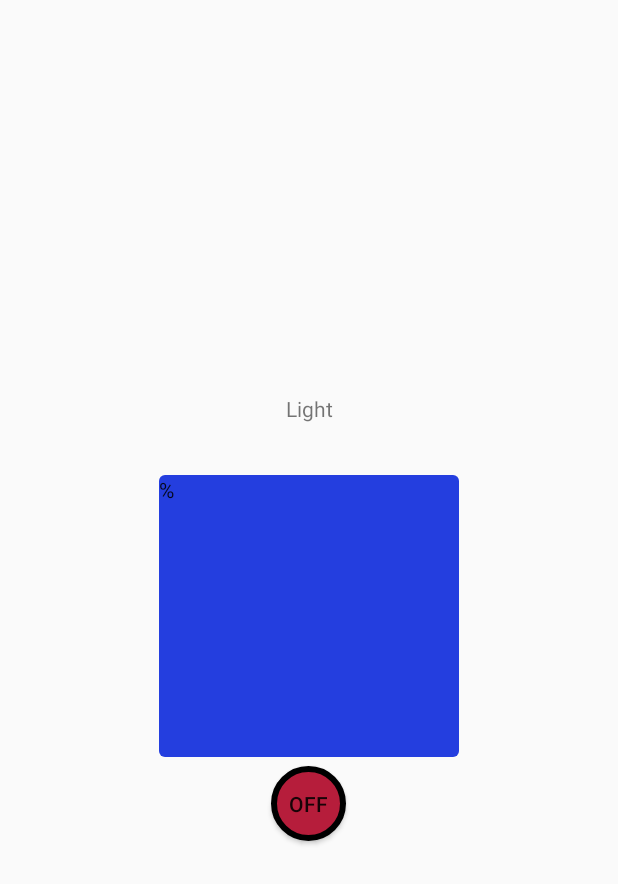
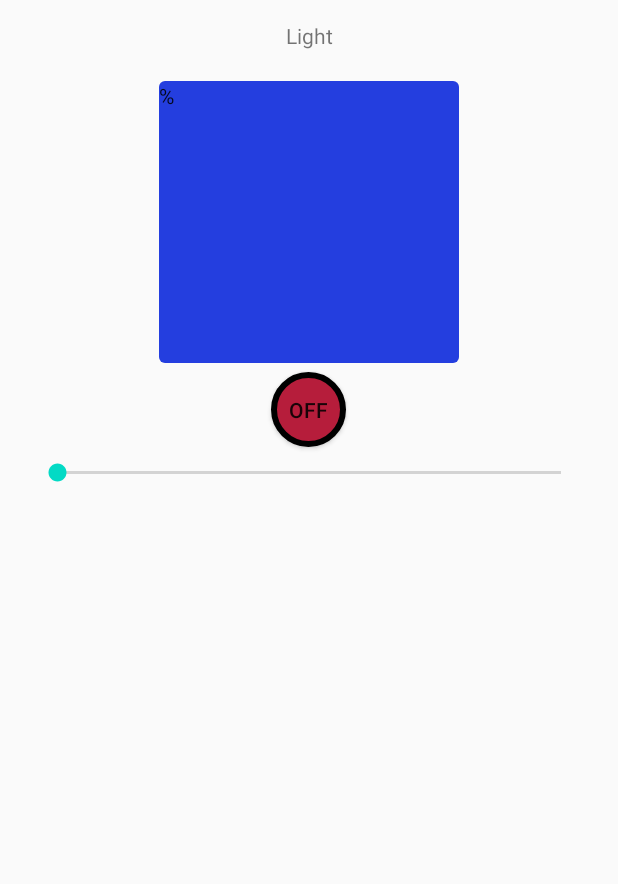
Before and after one commit to gleb-bukbantaev/smarthome, an Android app: the layout fragment_light.xml on its own in the app's theme, with its tools: preview values and no code run, on a phone screen of 412 x 824 dp. Shown: the top 884 px of the screen. Run offline under Robolectric (Android 15) with nearby library versions, the phone set to English and light mode, and no system bars.

```diff
--- a/app/build.gradle
+++ b/app/build.gradle
@@ -42,5 +42,5 @@ dependencies {
     implementation 'com.squareup.retrofit2:retrofit:2.7.1'
     implementation 'com.squareup.retrofit2:converter-gson:2.7.1'
     implementation 'com.google.code.gson:gson:2.8.6'
-
+    implementation 'com.jjoe64:graphview:4.2.2'
 }
--- a/app/src/main/res/layout/fragment_humidity.xml
+++ b/app/src/main/res/layout/fragment_humidity.xml
@@ -19,8 +19,7 @@
         android:layout_width="200dp"
         android:layout_height="200dp"
         android:layout_gravity="center"
-        android:text="%"/>
-
+        android:text="%" />
 
     <ToggleButton
         android:id="@+id/toggleButton"
--- a/app/src/main/res/layout/fragment_light.xml
+++ b/app/src/main/res/layout/fragment_light.xml
@@ -3,18 +3,28 @@
     android:layout_width="match_parent"
     android:layout_height="match_parent"
     android:orientation="vertical"
-    android:gravity="center">
+    >
 
-
+<LinearLayout
+    android:layout_width="match_parent"
+    android:layout_height="wrap_content"
+    android:layout_gravity="top">
     <TextView
         android:layout_width="match_parent"
         android:layout_height="48dp"
-        android:gravity="center_horizontal"
+        android:gravity="center"
         android:text="Light">
+</TextView>
+
+    </LinearLayout>
 
 
-    </TextView>
 
+    <LinearLayout
+        android:layout_width="match_parent"
+        android:layout_height="wrap_content"
+        android:orientation="vertical"
+        android:gravity="center">
     <com.google.android.material.button.MaterialButton
         android:layout_width="200dp"
         android:layout_height="200dp"
@@ -31,4 +41,12 @@
         android:textOn="on"
 
         />
+    <SeekBar
+        android:id="@+id/seekBar"
+        android:layout_width="368dp"
+        android:layout_height="wrap_content"
+        android:layout_marginTop="8dp"
+        android:max="100"
+        />
+    </LinearLayout>
 </LinearLayout>
```
Also changed, not shown: app/src/main/java/com/example/myapplication/ui/HistoryFragment.kt (+17 -1 lines), app/src/main/res/layout/fragment_history.xml (+10 -11 lines).
